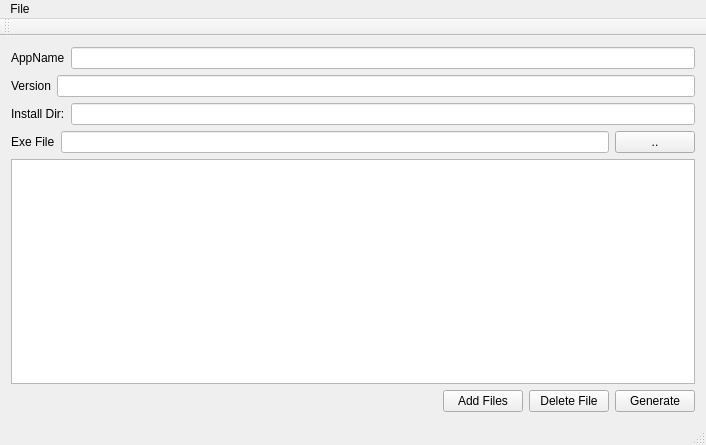
Qt form mainwindow.ui (camark/InnoSetup-Script-Generator) before a commit.
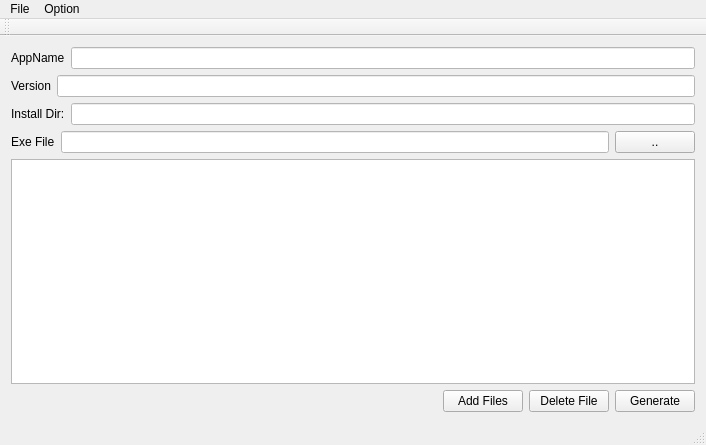
The same form after that commit.

What changed in the file:
```diff
--- a/mainwindow.ui
+++ b/mainwindow.ui
@@ -152,7 +152,14 @@
     </property>
     <addaction name="actionQuit"/>
    </widget>
+   <widget class="QMenu" name="menuIon">
+    <property name="title">
+     <string>Option</string>
+    </property>
+    <addaction name="actionConfigure_Base_Path"/>
+   </widget>
    <addaction name="menuFile"/>
+   <addaction name="menuIon"/>
   </widget>
   <widget class="QToolBar" name="mainToolBar">
    <attribute name="toolBarArea">
```
Left out of the diff: 5 changed lines with no effect on the pictures.
